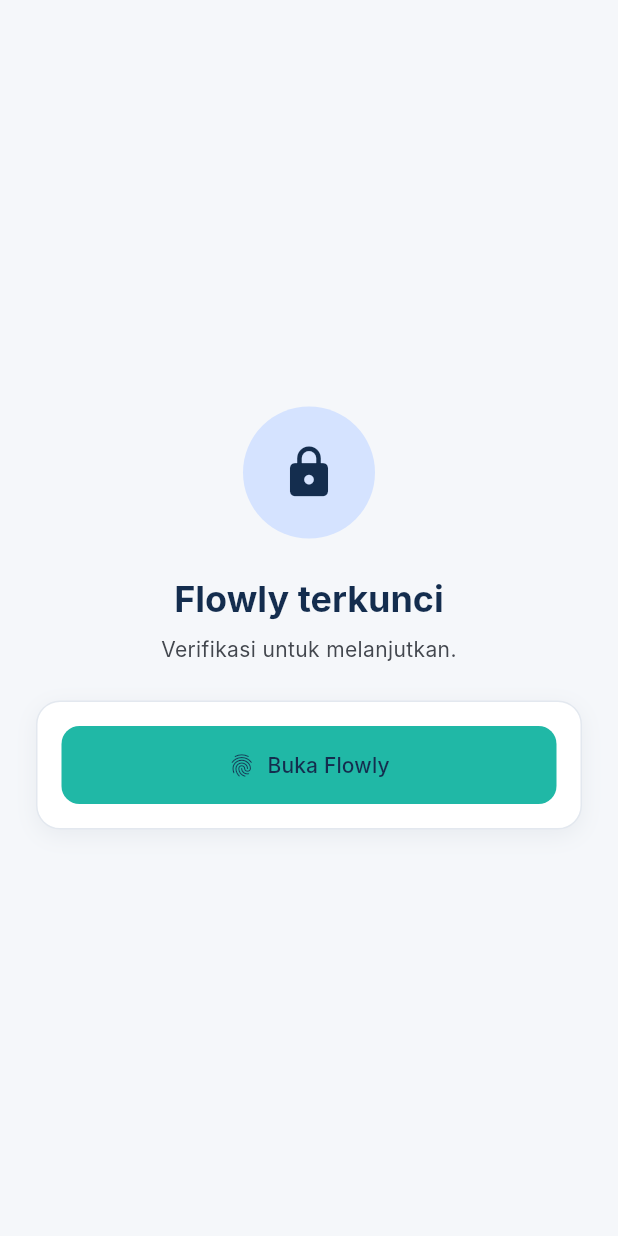
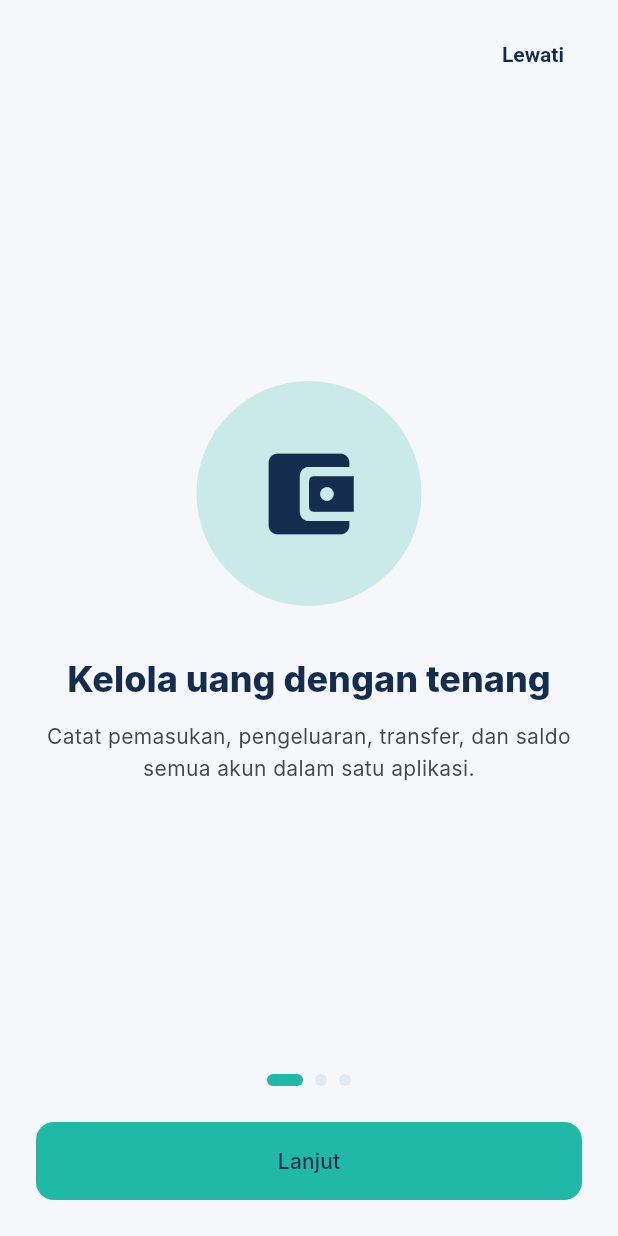
Before and after one commit to nandarifaldo9-sudo/Projek-Tugas-Akhir, a Flutter app: the screen it shows after launch, on a phone screen of 412 x 824 dp. Run offline on Flutter 3.47's test engine with Material 3 defaults, Android fonts, the phone set to English and light mode, and no system bars; our stand-ins replace csv, file_picker, local_auth, package_info_plus, share_plus, shared_preferences and 1 more; accounts and stored records are empty; Roboto replaces fonts that are missing (Inter).

Commit message:
Perbarui implementasi aplikasi secara menyeluruh
Co-authored-by: Copilot <223556219+Copilot@users.noreply.github.com>

```diff
--- a/lib/main.dart
+++ b/lib/main.dart
@@ -1,5 +1,6 @@
 import 'package:flutter/material.dart';
 import 'package:flutter_localizations/flutter_localizations.dart';
+import 'package:intl/intl.dart';
 import 'package:intl/date_symbol_data_local.dart';
 import 'package:provider/provider.dart';
 import 'package:shared_preferences/shared_preferences.dart';
@@ -7,18 +8,33 @@ import 'package:shared_preferences/shared_preferences.dart';
 import 'providers/app_settings.dart';
 import 'providers/finance_provider.dart';
 import 'screens/main_shell.dart';
+import 'screens/intro_screen.dart';
+import 'services/screen_security.dart';
 import 'theme/app_theme.dart';
 import 'widgets/app_lock_gate.dart';
 
 Future<void> main() async {
   WidgetsFlutterBinding.ensureInitialized();
   await initializeDateFormatting('id_ID');
+  await initializeDateFormatting('en_US');
   final preferences = await SharedPreferences.getInstance();
+  final languageCode = preferences.getString('language_code') ?? 'id';
+  Intl.defaultLocale = languageCode == 'en' ? 'en_US' : 'id_ID';
+  await ScreenSecurity.setEnabled(
+    preferences.getBool('secure_screen_enabled') ?? false,
+  );
   runApp(
     MultiProvider(
       providers: [
-        ChangeNotifierProvider(create: (_) => FinanceProvider()..load()),
         ChangeNotifierProvider(create: (_) => AppSettings(preferences)),
+        ChangeNotifierProxyProvider<AppSettings, FinanceProvider>(
+          create: (_) => FinanceProvider()..load(),
+          update: (_, settings, finance) => finance!
+            ..applySettings(
+              budgetWarnPercent: settings.budgetWarnPercent,
+              defaultAccountId: settings.defaultAccountId,
+            ),
+        ),
       ],
       child: const FlowlyApp(),
     ),
@@ -33,8 +49,8 @@ class FlowlyApp extends StatelessWidget {
     final settings = context.watch<AppSettings>();
     return MaterialApp(
       title: 'Flowly',
-      locale: const Locale('id', 'ID'),
-      supportedLocales: const [Locale('id', 'ID')],
+      locale: settings.locale,
+      supportedLocales: const [Locale('id', 'ID'), Locale('en', 'US')],
       localizationsDelegates: const [
         GlobalMaterialLocalizations.delegate,
         GlobalWidgetsLocalizations.delegate,
@@ -45,7 +61,13 @@ class FlowlyApp extends StatelessWidget {
       darkTheme: AppTheme.dark,
       themeMode: settings.themeMode,
       themeAnimationDuration: Duration.zero,
-      home: const AppLockGate(child: MainShell()),
+      home: settings.introCompleted
+          ? const AppLockGate(child: MainShell())
+          : IntroScreen(
+              onComplete: () async {
+                await settings.setIntroCompleted(true);
+              },
+            ),
     );
   }
 }
--- a/lib/providers/app_settings.dart
+++ b/lib/providers/app_settings.dart
@@ -1,20 +1,65 @@
 import 'package:flutter/material.dart';
+import 'package:intl/intl.dart';
 import 'package:shared_preferences/shared_preferences.dart';
 
 class AppSettings extends ChangeNotifier {
   AppSettings(this._preferences)
     : _themeMode = _readThemeMode(_preferences),
-      _appLockEnabled = _preferences.getBool(_lockKey) ?? true;
+      _appLockEnabled = _preferences.getBool(_lockKey) ?? true,
+      _hideBalance = _preferences.getBool(_hideBalanceKey) ?? false,
+      _lockTimeoutSeconds = _readChoice(
+        _preferences.getInt(_lockTimeoutKey),
+        lockTimeoutOptions,
+        60,
+      ),
+      _budgetWarnPercent = _readChoice(
+        _preferences.getInt(_budgetWarnKey),
+        budgetWarnOptions,
+        80,
+      ),
+      _defaultAccountId = _preferences.getInt(_defaultAccountKey),
+      _secureScreenEnabled = _preferences.getBool(_secureScreenKey) ?? false,
+      _languageCode = _readLanguage(_preferences),
+      _introCompleted = _preferences.getBool(_introCompletedKey) ?? false,
+      _lastBackupAt = _readLastBackupAt(_preferences);
 
   static const _themeKey = 'theme_mode';
   static const _lockKey = 'app_lock_enabled';
+  static const _hideBalanceKey = 'hide_balance';
+  static const _lockTimeoutKey = 'lock_timeout_seconds';
+  static const _budgetWarnKey = 'budget_warn_percent';
+  static const _defaultAccountKey = 'default_account_id';
+  static const _secureScreenKey = 'secure_screen_enabled';
+  static const _languageKey = 'language_code';
+  static const _introCompletedKey = 'intro_completed';
+  static const _lastBackupKey = 'last_backup_at';
+  static const lockTimeoutOptions = [30, 60, 300];
+  static const budgetWarnOptions = [70, 80, 90];
 
   final SharedPreferences _preferences;
   ThemeMode _themeMode;
   bool _appLockEnabled;
+  bool _hideBalance;
+  int _lockTimeoutSeconds;
+  int _budgetWarnPercent;
+  int? _defaultAccountId;
+  bool _secureScreenEnabled;
+  String _languageCode;
+  bool _introCompleted;
+  DateTime? _lastBackupAt;
 
   ThemeMode get themeMode => _themeMode;
   bool get appLockEnabled => _appLockEnabled;
+  bool get hideBalance => _hideBalance;
+  int get lockTimeoutSeconds => _lockTimeoutSeconds;
+  int get budgetWarnPercent => _budgetWarnPercent;
+  int? get defaultAccountId => _defaultAccountId;
+  bool get secureScreenEnabled => _secureScreenEnabled;
+  String get languageCode => _languageCode;
+  bool get introCompleted => _introCompleted;
+  DateTime? get lastBackupAt => _lastBackupAt;
+  Locale get locale =>
+      Locale(_languageCode, _languageCode == 'id' ? 'ID' : 'US');
 
   static ThemeMode _readThemeMode(SharedPreferences preferences) {
     return switch (preferences.getString(_themeKey)) {
@@ -22,6 +67,20 @@ class AppSettings extends ChangeNotifier {
       'system' => ThemeMode.system,
       _ => ThemeMode.light,
     };
+  }
+
+  static int _readChoice(int? value, List<int> options, int fallback) {
+    return value != null && options.contains(value) ? value : fallback;
+  }
+
+  static String _readLanguage(SharedPreferences preferences) {
+    final value = preferences.getString(_languageKey);
+    return value == 'en' ? 'en' : 'id';
+  }
+
+  static DateTime? _readLastBackupAt(SharedPreferences preferences) {
+    final value = preferences.getString(_lastBackupKey);
+    return value == null ? null : DateTime.tryParse(value);
   }
 
   Future<void> setThemeMode(ThemeMode mode) async {
@@ -41,4 +100,78 @@ class AppSettings extends ChangeNotifier {
     notifyListeners();
     return true;
   }
+
+  Future<bool> setHideBalance(bool value) async {
+    final saved = await _preferences.setBool(_hideBalanceKey, value);
+    if (!saved) return false;
+    _hideBalance = value;
+    notifyListeners();
+    return true;
+  }
+
+  Future<bool> setLockTimeoutSeconds(int seconds) async {
+    if (!lockTimeoutOptions.contains(seconds)) return false;
+    final saved = await _preferences.setInt(_lockTimeoutKey, seconds);
+    if (!saved) return false;
+    _lockTimeoutSeconds = seconds;
+    notifyListeners();
+    return true;
+  }
+
+  Future<bool> setBudgetWarnPercent(int percent) async {
+    if (!budgetWarnOptions.contains(percent)) return false;
+    final saved = await _preferences.setInt(_budgetWarnKey, percent);
+    if (!saved) return false;
+    _budgetWarnPercent = percent;
+    notifyListeners();
+    return true;
+  }
+
+  Future<bool> setDefaultAccountId(int? id) async {
+    final saved = id == null
+        ? await _preferences.remove(_defaultAccountKey)
+        : await _preferences.setInt(_defaultAccountKey, id);
+    if (!saved) return false;
+    _defaultAccountId = id;
+    notifyListeners();
+    return true;
+  }
+
+  Future<bool> setSecureScreenEnabled(bool enabled) async {
+    final saved = await _preferences.setBool(_secureScreenKey, enabled);
+    if (!saved) return false;
+    _secureScreenEnabled = enabled;
+    notifyListeners();
+    return true;
+  }
+
+  Future<bool> setLanguageCode(String languageCode) async {
+    if (languageCode != 'id' && languageCode != 'en') return false;
+    final saved = await _preferences.setString(_languageKey, languageCode);
+    if (!saved) return false;
+    _languageCode = languageCode;
+    Intl.defaultLocale = languageCode == 'en' ? 'en_US' : 'id_ID';
+    notifyListeners();
+    return true;
+  }
+
+  Future<bool> setIntroCompleted(bool completed) async {
+    final saved = await _preferences.setBool(_introCompletedKey, completed);
+    if (!saved) return false;
+    _introCompleted = completed;
+    notifyListeners();
+    return true;
+  }
+
+  Future<bool> markBackupNow() async {
+    final now = DateTime.now();
+    final saved = await _preferences.setString(
+      _lastBackupKey,
+      now.toIso8601String(),
+    );
+    if (!saved) return false;
+    _lastBackupAt = now;
+    notifyListeners();
+    return true;
+  }
 }
--- a/lib/screens/accounts_screen.dart
+++ b/lib/screens/accounts_screen.dart
@@ -85,10 +85,7 @@ class AccountsScreen extends StatelessWidget {
               'Saldo dihitung otomatis: saldo awal ditambah pemasukan, '
               'ditambah/dikurangi transfer antar akun, lalu dikurangi '
               'pengeluaran dan pergerakan dana target.',
-              style: TextStyle(
-                color: scheme.onSurfaceVariant,
-                fontSize: 12.5,
-              ),
+              style: TextStyle(color: scheme.onSurfaceVariant, fontSize: 12.5),
             ),
           ),
         ],
--- a/lib/screens/home_screen.dart
+++ b/lib/screens/home_screen.dart
@@ -2,6 +2,7 @@ import 'package:flutter/material.dart';
 import 'package:provider/provider.dart';
 
 import '../models/models.dart';
+import '../providers/app_settings.dart';
 import '../providers/finance_provider.dart';
 import '../theme/app_theme.dart';
 import '../utils/format.dart';
@@ -35,6 +36,7 @@ class HomeScreen extends StatelessWidget {
   @override
   Widget build(BuildContext context) {
     final f = context.watch<FinanceProvider>();
+    final settings = context.watch<AppSettings>();
     final scheme = Theme.of(context).colorScheme;
 
     Widget body;
@@ -79,6 +81,9 @@ class HomeScreen extends StatelessWidget {
             accounts: [
               for (final a in f.accounts) MapEntry(a.name, f.balanceOf(a)),
             ],
+            hidden: settings.hideBalance,
+            onToggleHidden: () =>
+                settings.setHideBalance(!settings.hideBalance),
           ),
           const SizedBox(height: 12),
           Row(
--- /dev/null
+++ b/lib/screens/intro_screen.dart
@@ -0,0 +1,150 @@
+import 'package:flutter/material.dart';
+
+import '../theme/app_theme.dart';
+
+class IntroScreen extends StatefulWidget {
+  const IntroScreen({super.key, required this.onComplete});
+
+  final Future<void> Function() onComplete;
+
+  @override
+  State<IntroScreen> createState() => _IntroScreenState();
+}
+
+class _IntroScreenState extends State<IntroScreen> {
+  final _pageController = PageController();
+  int _page = 0;
+
+  static const _pages = [
+    (
+      icon: Icons.account_balance_wallet_rounded,
+      title: 'Kelola uang dengan tenang',
+      subtitle: 'Catat pemasukan, pengeluaran, transfer, dan saldo semua akun dalam satu aplikasi.',
+    ),
+    (
+      icon: Icons.pie_chart_rounded,
+      title: 'Tetapkan anggaran',
+      subtitle: 'Pantau pengeluaran per kategori dan dapatkan peringatan sebelum anggaran terlampaui.',
+    ),
+    (
+      icon: Icons.lock_rounded,
+      title: 'Data tetap milikmu',
+      subtitle: 'Semua data tersimpan di perangkat. Simpan backup CSV secara berkala agar tetap aman.',
+    ),
+  ];
+
+  @override
+  void dispose() {
+    _pageController.dispose();
+    super.dispose();
+  }
+
+  Future<void> _finish() async {
+    await widget.onComplete();
+  }
+
+  @override
+  Widget build(BuildContext context) {
+    final scheme = Theme.of(context).colorScheme;
+    return Scaffold(
+      body: SafeArea(
+        child: Padding(
+          padding: const EdgeInsets.fromLTRB(24, 12, 24, 24),
+          child: Column(
+            children: [
+              Align(
+                alignment: Alignment.centerRight,
+                child: TextButton(
+                  onPressed: _finish,
+                  child: const Text('Lewati'),
+                ),
+              ),
+              Expanded(
+                child: PageView.builder(
+                  controller: _pageController,
+                  itemCount: _pages.length,
+                  onPageChanged: (value) => setState(() => _page = value),
+                  itemBuilder: (context, index) {
+                    final item = _pages[index];
+                    return Column(
+                      mainAxisAlignment: MainAxisAlignment.center,
+                      children: [
+                        Container(
+                          width: 150,
+                          height: 150,
+                          decoration: BoxDecoration(
+                            color: AppColors.tealTint,
+                            shape: BoxShape.circle,
+                          ),
+                          child: Icon(
+                            item.icon,
+                            size: 72,
+                            color: AppColors.navy,
+                          ),
+                        ),
+                        const SizedBox(height: 32),
+                        Text(
+                          item.title,
+                          textAlign: TextAlign.center,
+                          style: Theme.of(context).textTheme.headlineSmall
+                              ?.copyWith(fontWeight: FontWeight.w800),
+                        ),
+                        const SizedBox(height: 12),
+                        Text(
+                          item.subtitle,
+                          textAlign: TextAlign.center,
+                          style: TextStyle(
+                            color: scheme.onSurfaceVariant,
+                            height: 1.5,
+                          ),
+                        ),
+                      ],
+                    );
+                  },
+                ),
+              ),
+              Row(
+                mainAxisAlignment: MainAxisAlignment.center,
+                children: [
+                  for (var i = 0; i < _pages.length; i++)
+                    AnimatedContainer(
+                      duration: const Duration(milliseconds: 200),
+                      margin: const EdgeInsets.symmetric(horizontal: 4),
+                      width: _page == i ? 24 : 8,
+                      height: 8,
+                      decoration: BoxDecoration(
+                        color: _page == i ? AppColors.teal : AppColors.border,
+                        borderRadius: BorderRadius.circular(8),
+                      ),
+                    ),
+                ],
+              ),
+              const SizedBox(height: 24),
+              SizedBox(
+                width: double.infinity,
+                height: 52,
+                child: FilledButton(
+                  onPressed: () {
+                    if (_page == _pages.length - 1) {
+                      _finish();
+                    } else {
+                      _pageController.nextPage(
+                        duration: const Duration(milliseconds: 300),
+                        curve: Curves.easeOut,
+                      );
+                    }
+                  },
+                  child: Text(
+                    _page == _pages.length - 1
+                        ? 'Mulai menggunakan Flowly'
+                        : 'Lanjut',
+                  ),
+                ),
+              ),
+            ],
+          ),
+        ),
+      ),
+    );
+  }
+}
--- a/lib/screens/main_shell.dart
+++ b/lib/screens/main_shell.dart
@@ -77,7 +77,11 @@ class _MainShellState extends State<MainShell> with WidgetsBindingObserver {
       if (alerts.isEmpty) return;
       final names = alerts.map(finance.categoryName).join(', ');
       ScaffoldMessenger.of(context).showSnackBar(
-        SnackBar(content: Text('Pengeluaran mencapai 80% anggaran: $names')),
+        SnackBar(
+          content: Text(
+            'Pengeluaran mencapai ${finance.budgetWarnPercent}% anggaran: $names',
+          ),
+        ),
       );
     });
     final screens = <Widget>[
--- a/lib/widgets/app_lock_gate.dart
+++ b/lib/widgets/app_lock_gate.dart
@@ -3,6 +3,7 @@ import 'package:local_auth/local_auth.dart';
 import 'package:provider/provider.dart';
 
 import '../providers/app_settings.dart';
+import '../theme/app_theme.dart';
 import '../utils/auth_error_message.dart';
 import 'app_card.dart';
 
@@ -47,7 +48,7 @@ class _AppLockGateState extends State<AppLockGate> with WidgetsBindingObserver {
           : DateTime.now().difference(_backgroundAt!);
       _backgroundAt = null;
       if (settings.appLockEnabled &&
-          elapsed >= const Duration(minutes: 1) &&
+          elapsed >= Duration(seconds: settings.lockTimeoutSeconds) &&
           !_locked) {
         setState(() {
           _locked = true;
@@ -131,18 +132,29 @@ class _AppLockGateState extends State<AppLockGate> with WidgetsBindingObserver {
                     width: 88,
                     height: 88,
                     decoration: BoxDecoration(
-                      color: Theme.of(context).colorScheme.primaryContainer,
+                      gradient: const LinearGradient(
+                        colors: [AppColors.navy, AppColors.teal],
+                        begin: Alignment.topLeft,
+                        end: Alignment.bottomRight,
+                      ),
                       shape: BoxShape.circle,
+                      boxShadow: [
+                        BoxShadow(
+                          color: AppColors.navy.withValues(alpha: 0.18),
+                          blurRadius: 20,
+                          offset: const Offset(0, 8),
+                        ),
+                      ],
                     ),
                     child: Icon(
-                      Icons.lock_rounded,
-                      size: 38,
-                      color: Theme.of(context).colorScheme.primary,
+                      Icons.account_balance_wallet_rounded,
+                      size: 40,
+                      color: Colors.white,
                     ),
                   ),
                   const SizedBox(height: 24),
                   Text(
-                    'Flowly terkunci',
+                    'Selamat datang kembali',
                     style: Theme.of(context).textTheme.headlineSmall
                         ?.copyWith(fontWeight: FontWeight.w700),
                     textAlign: TextAlign.center,
--- a/pubspec.yaml
+++ b/pubspec.yaml
@@ -46,6 +46,7 @@ dependencies:
   file_picker: 13.4.0
   local_auth: ^3.0.2
   shared_preferences: ^2.5.6
+  package_info_plus: ^10.2.2
 
 dev_dependencies:
   flutter_test:
```
Also changed, not shown: lib/data/database_helper.dart (+24 -0 lines), lib/providers/finance_provider.dart (+39 -1 lines), lib/screens/add_transaction_screen.dart (+8 -3 lines), lib/screens/budget_screen.dart (+6 -3 lines), lib/screens/profile_screen.dart (+20 -10 lines), lib/services/screen_security.dart (added, +14 -0 lines), lib/utils/format.dart (+13 -15 lines), lib/widgets/balance_card.dart (+29 -6 lines), pubspec.lock, 3 other files.
